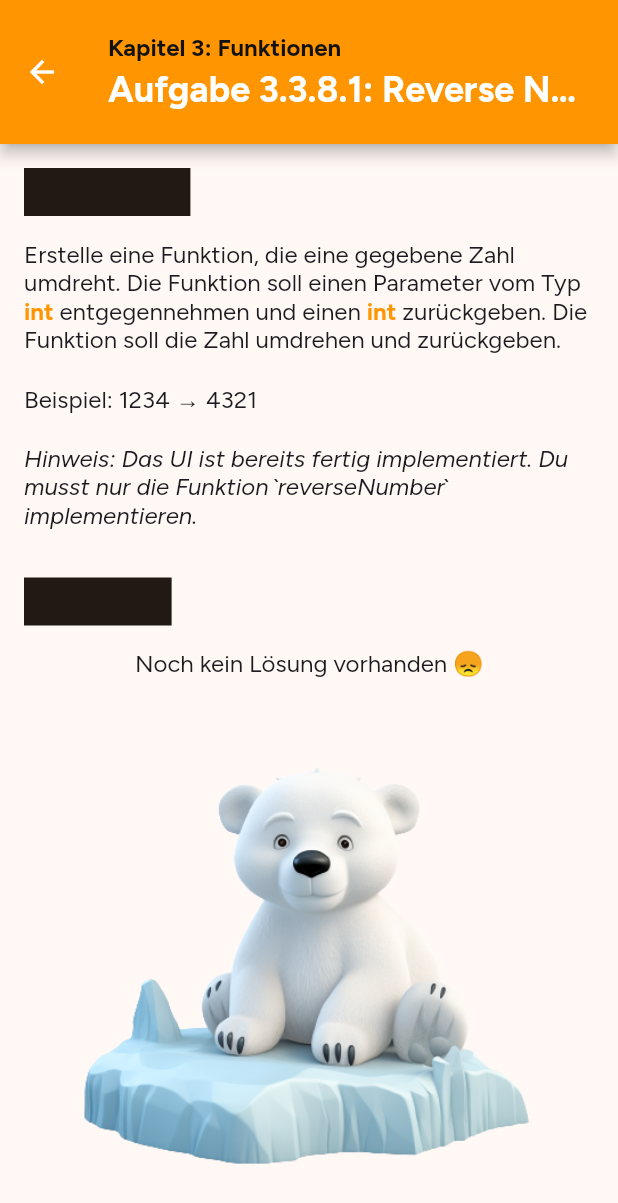
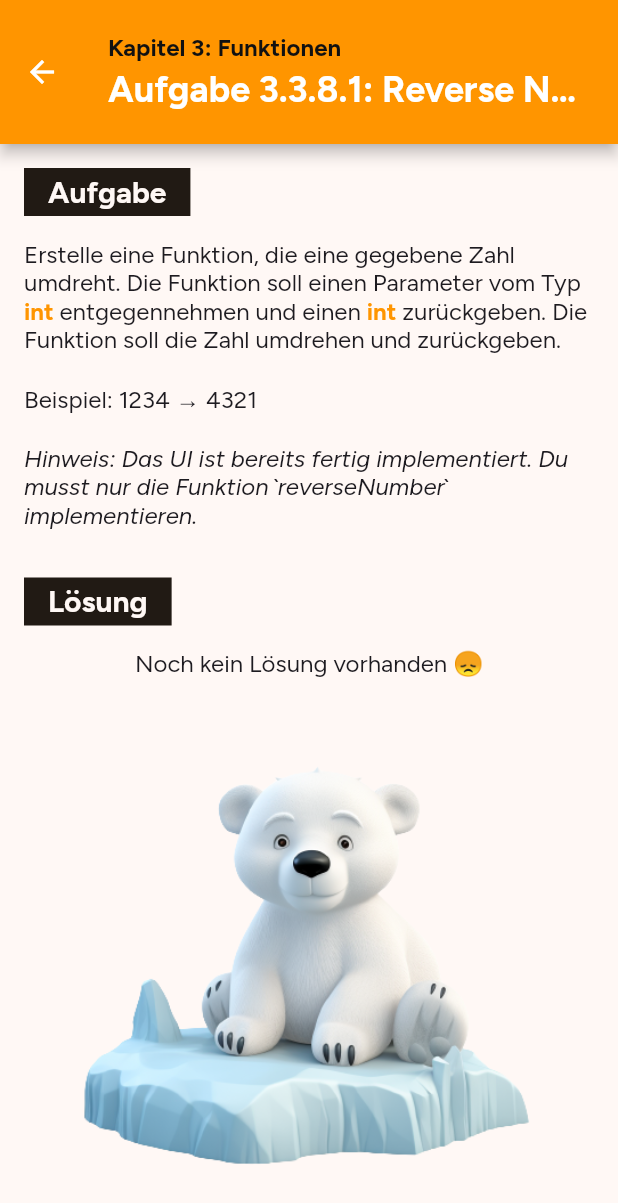
Before and after one commit to App-Akademie/task_app, a Flutter app: the TaskScreen screen opened directly with sample values from the repository, on a phone screen of 412 x 824 dp. Shown: the top 1203 px of the screen. Run offline on Flutter 3.47's test engine with Material 3 defaults, Android fonts, the phone set to English and light mode, and no system bars; our stand-ins replace freezed_annotation, google_fonts, rive, shared_preferences; accounts and stored records are empty.

Commit message:
OMG ICH BIN SO GUT COLOR FIX

```diff
--- a/lib/private/features/tasks/presentation/task_screen.dart
+++ b/lib/private/features/tasks/presentation/task_screen.dart
@@ -76,7 +76,7 @@ class TaskTitle extends StatelessWidget {
             child: Text(
               text,
               style: Theme.of(context).textTheme.titleLarge!.copyWith(
-                    color: Theme.of(context).colorScheme.onSurface,
+                    color: Theme.of(context).colorScheme.surface,
                     fontWeight: FontWeight.bold,
                   ),
             ),
```
